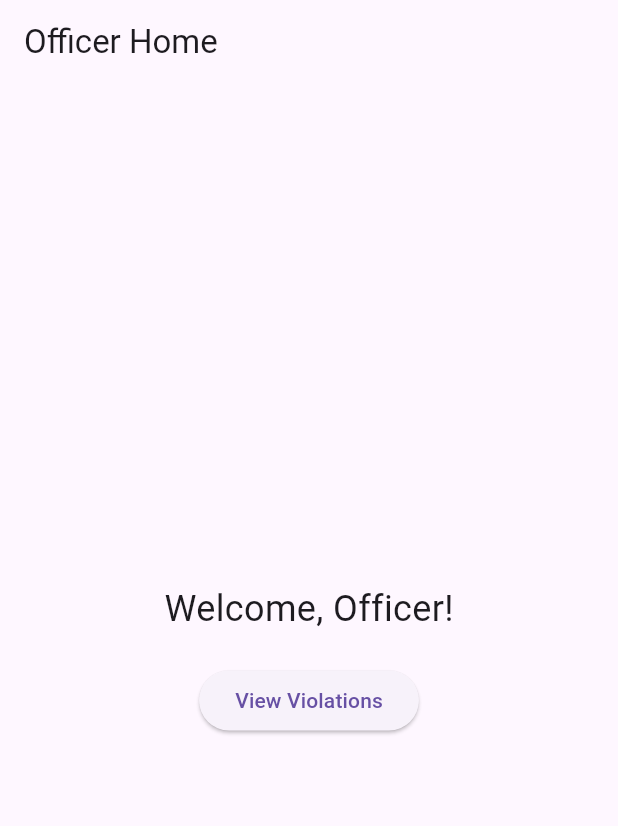
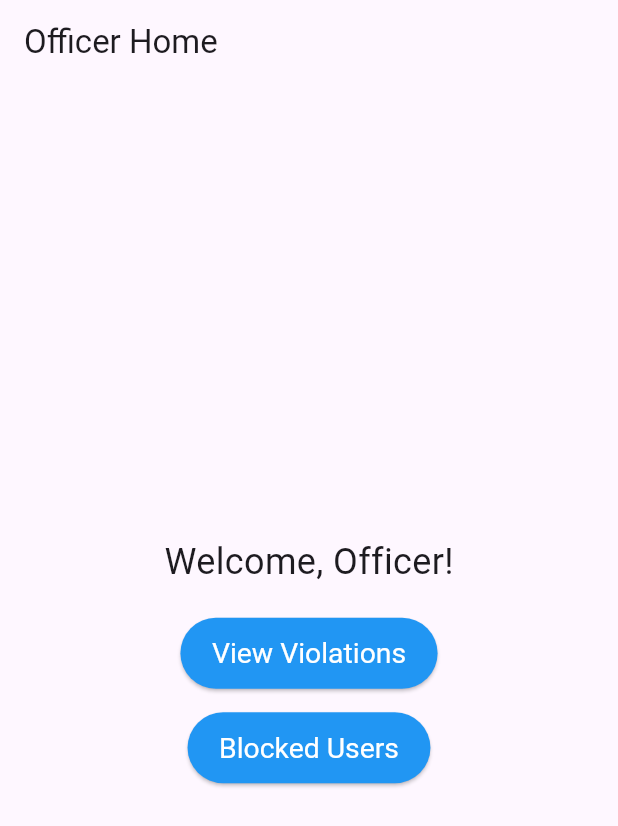
Before and after one commit to Sreehari0o4/civic-safety2, a Flutter app: the OfficerHomePage screen opened directly with empty values, on a phone screen of 412 x 824 dp. Shown: the top 826 px of the screen. Run offline on Flutter 3.47's test engine with Material 3 defaults, Android fonts, the phone set to English and light mode, and no system bars; our stand-ins replace appwrite, file_picker, image_picker; missing offline and left inert: exif; network calls fail.

Commit message:
Added blocked user page(Sneha)

```diff
--- a/lib/officer_home_page.dart
+++ b/lib/officer_home_page.dart
@@ -1,6 +1,7 @@
 import 'package:flutter/material.dart';
 import 'package:appwrite/appwrite.dart';
 import 'reported_violations_page.dart'; // Ensure this file exists
+import 'blocked_users_page.dart'; // Ensure this file exists
 
 class OfficerHomePage extends StatelessWidget {
   final Client client;
@@ -22,9 +23,12 @@ class OfficerHomePage extends StatelessWidget {
               style: TextStyle(fontSize: 24),
             ),
             SizedBox(height: 20),
-            ElevatedButton(
+
+            // View Violations Button
+            _buildAnimatedButton(
+              context,
+              text: 'View Violations',
               onPressed: () {
-                // Navigate to Reported Violations Page
                 Navigator.push(
                   context,
                   MaterialPageRoute(
@@ -32,11 +36,54 @@ class OfficerHomePage extends StatelessWidget {
                   ),
                 );
               },
-              child: Text('View Violations'),
+            ),
+
+            SizedBox(height: 15),
+
+            // Blocked Users Button
+            _buildAnimatedButton(
+              context,
+              text: 'Blocked Users',
+              onPressed: () {
+                Navigator.push(
+                  context,
+                  MaterialPageRoute(
+                    builder: (context) => BlockedUsersPage(client: client),
+                  ),
+                );
+              },
             ),
           ],
         ),
       ),
     );
   }
+
+  Widget _buildAnimatedButton(BuildContext context,
+      {required String text, required VoidCallback onPressed}) {
+    return MouseRegion(
+      onEnter: (_) => {}, // Handles hover effect
+      onExit: (_) => {},
+      child: TweenAnimationBuilder<double>(
+        duration: Duration(milliseconds: 200),
+        tween: Tween<double>(begin: 1.0, end: 1.05),
+        builder: (context, scale, child) {
+          return AnimatedScale(
+            scale: scale,
+            duration: Duration(milliseconds: 150),
+            child: ElevatedButton(
+              onPressed: onPressed,
+              style: ElevatedButton.styleFrom(
+                backgroundColor: Colors.blue,
+                foregroundColor: Colors.white,
+                padding: EdgeInsets.symmetric(horizontal: 20, vertical: 12),
+                textStyle: TextStyle(fontSize: 18),
+              ),
+              child: Text(text),
+            ),
+          );
+        },
+      ),
+    );
+  }
 }
```
Also changed, not shown: lib/blocked_users_page.dart (added, +119 -0 lines).
